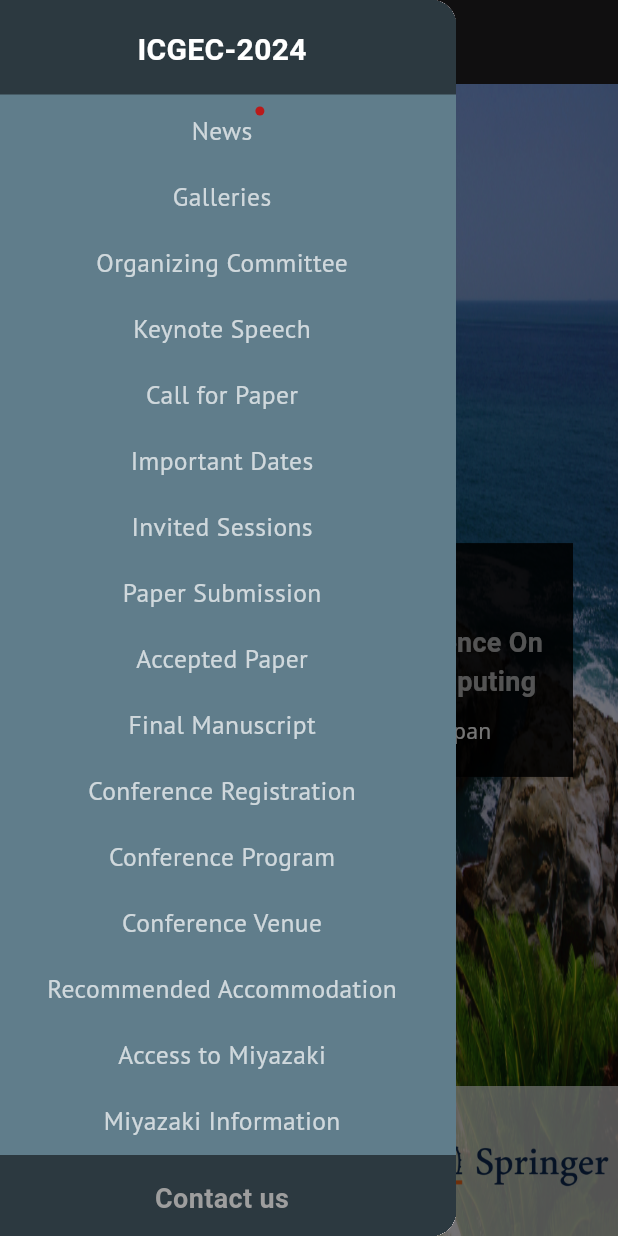
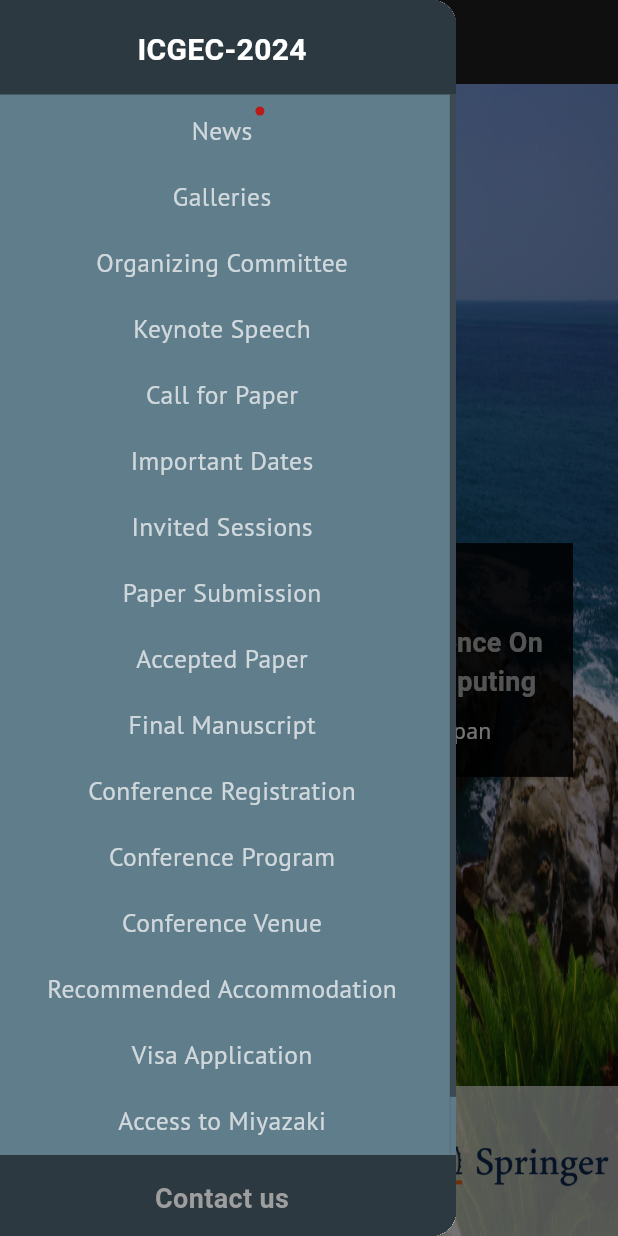
Before and after one commit to icgec24/icgec24.github.io, a Flutter app: the screen it shows after launch, with the side drawer open, on a phone screen of 412 x 824 dp. Run offline on Flutter 3.47's test engine with Material 3 defaults, Android fonts, the light colour scheme and no system bars; our stand-ins replace flutter_widget_from_html, get, google_fonts, lottie, webview_flutter_platform_interface; missing offline and left inert: dart:html, dart:ui_web, pointer_interceptor, syncfusion_flutter_pdfviewer, universal_html, webview_flutter_web; Roboto replaces fonts that are missing (Arimo); statements that could not run were skipped; project files that could hold a hidden picture were left out.

```diff
--- a/lib/features/home/home_desktop.dart
+++ b/lib/features/home/home_desktop.dart
@@ -12,6 +12,7 @@ import 'package:icgec_conference/features/invited_session/invited_session_deskto
 import 'package:icgec_conference/features/organizing_committee/organizing_committee_desktop.dart';
 import 'package:icgec_conference/features/paper_submission/paper_submission_desktop.dart';
 import 'package:icgec_conference/features/recommended_accommodation/recommended_accommodation_desktop.dart';
+import 'package:icgec_conference/features/visa_application/visa_application_desktop.dart';
 import 'package:url_launcher/url_launcher.dart';
 
 import '../../widgets/navigation_bar/navigation_bar.dart';
@@ -111,6 +112,8 @@ class _HomeDesktopState extends State<HomeDesktop> {
         return const Expanded(child: GalleriesDesktop());
       case  "Recommended Accommodation":
         return const Expanded(child: RecommendedAccommodationDesktop());
+      case  "Visa Application":
+        return const Expanded(child: VisaApplicationDesktop());
       case  "Contact us":
         return const Expanded(child: ContactUsDesktop());
     }
--- a/lib/features/home/home_mobile.dart
+++ b/lib/features/home/home_mobile.dart
@@ -19,6 +19,8 @@ import '../galleries/galleries_desktop.dart';
 import '../paper_submission/paper_submission_desktop.dart';
 import '../pdf_view/pdf_view_desktop.dart';
 import 'package:universal_html/html.dart' as html;
+
+import '../visa_application/visa_application_desktop.dart';
 
 class HomeMobile extends StatefulWidget {
   const HomeMobile({super.key});
@@ -136,6 +138,8 @@ class _HomeMobileState extends State<HomeMobile> {
         return const Expanded(child: GalleriesDesktop());
       case  "Recommended Accommodation":
         return const Expanded(child: RecommendedAccommodationDesktop());
+      case  "Visa Application":
+        return const Expanded(child: VisaApplicationDesktop());
       case  "Contact us":
         return const Expanded(child: ContactUsDesktop());
     }
--- a/lib/features/home/home_tablete.dart
+++ b/lib/features/home/home_tablete.dart
@@ -19,6 +19,8 @@ import '../organizing_committee/organizing_committee_desktop.dart';
 import '../paper_submission/paper_submission_desktop.dart';
 import '../pdf_view/pdf_view_desktop.dart';
 import 'package:universal_html/html.dart' as html;
+
+import '../visa_application/visa_application_desktop.dart';
 class HomeTablet extends StatefulWidget {
   const HomeTablet({super.key});
 
@@ -135,6 +137,8 @@ class _HomeTabletState extends State<HomeTablet> {
         return const Expanded(child: GalleriesDesktop());
       case  "Recommended Accommodation":
         return const Expanded(child: RecommendedAccommodationDesktop());
+      case  "Visa Application":
+        return const Expanded(child: VisaApplicationDesktop());
       case  "Contact us":
         return const Expanded(child: ContactUsDesktop());
     }
--- a/lib/features/invited_session/invited_session_desktop.dart
+++ b/lib/features/invited_session/invited_session_desktop.dart
@@ -35,7 +35,7 @@ class InvitedSessionDesktop extends StatelessWidget {
       InvitationLink(
           invitationCode: "ICGEC-2024-SS04",
           invitationTitle:
-          "Special Session on Advanced Meta-Heuristic Optimization Algorithms and Applications”",
+          "Special Session on “Advanced Meta-Heuristic Optimization Algorithms and Applications”",
           invitationLinkURL: "https://icgec24.github.io/assets/assets/pdf/ICGEC-2024-SS04-CFP.pdf",
           invitationReceiveProfessor:
           "Prof. Shu-Chuan Chu, Dr. Pei Hu, Dr. Pei-Cheng Song, Prof. Jeng-Shyang Pan")
--- a/lib/widgets/navigation_bar/navigation_bar.dart
+++ b/lib/widgets/navigation_bar/navigation_bar.dart
@@ -9,7 +9,7 @@ class NavigationBarWidget extends StatelessWidget {
   @override
   Widget build(BuildContext context) {
     List<String> nav_title = ['News','Galleries','Organizing Committee','Keynote Speech','Call for Paper','Important Dates','Invited Sessions','Paper Submission',
-    'Accepted Paper','Final Manuscript','Conference Registration','Conference Program','Conference Venue','Recommended Accommodation','Access to Miyazaki','Miyazaki Information'];
+    'Accepted Paper','Final Manuscript','Conference Registration','Conference Program','Conference Venue','Recommended Accommodation',"Visa Application",'Access to Miyazaki','Miyazaki Information'];
     final scrollController = ScrollController();
     var selectTab = "".obs;
     return Container(
--- a/pubspec.yaml
+++ b/pubspec.yaml
@@ -47,6 +47,7 @@ dependencies:
   scrollable_positioned_list: ^0.3.8
   pointer_interceptor: ^0.10.1
   lottie: 3.1.0
+  sitemap:
 dev_dependencies:
   flutter_test:
     sdk: flutter
```
Also changed, not shown: lib/features/visa_application/visa_application_desktop.dart (added, +25 -0 lines), 1 other file.
